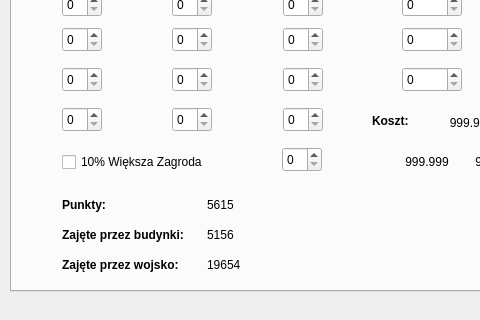
Old version of the form tribalmain.ui in the repository cranCode/tribalToolkit; both pictures show x 0 to 480 and y 190 to 510 of the 700 by 510 pixel window.
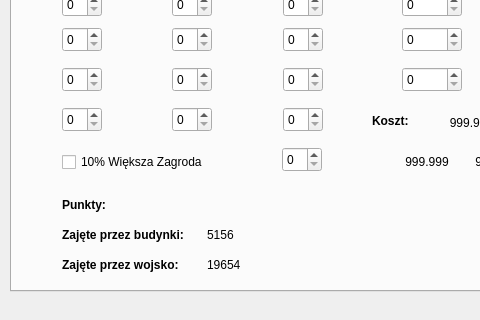
New version of the form. Icons and pictures are not drawn.

Patch:
```diff
--- a/tribalmain.ui
+++ b/tribalmain.ui
@@ -638,7 +638,7 @@
        </rect>
       </property>
       <property name="text">
-       <string>5615</string>
+       <string/>
       </property>
      </widget>
      <widget class="QLabel" name="imgChlop">
```
Left out of the diff: 86 changed lines with no effect on the pictures.
